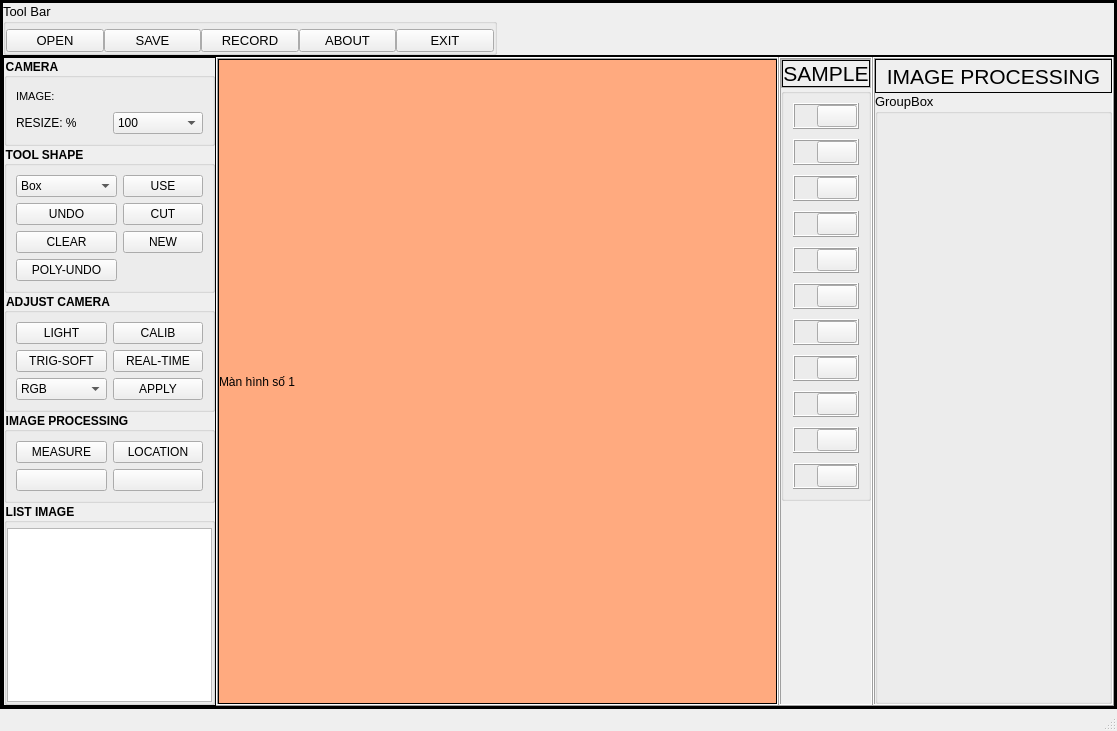
First picture: the form in src/pyqt5_ui/gui.ui, repository BingKeyelse/Computer-Vision-Tools, before the edit.
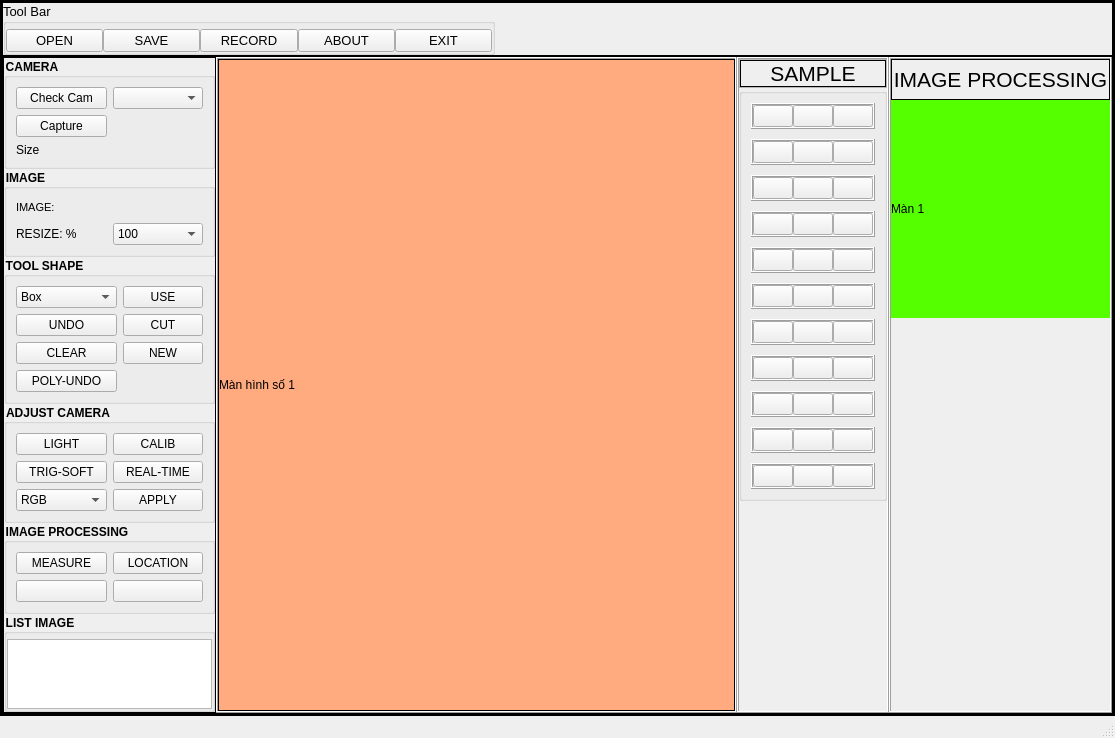
Second picture: the form after the edit. Icons and pictures are not drawn.

Commit message: Đã gần hoàn thiện xong phần Sample bên hông và đang trong quá trình chỉ sửa phần còn lại, cái này marge với main cho Ken làm việc

Patch:
```diff
--- a/src/pyqt5_ui/gui.ui
+++ b/src/pyqt5_ui/gui.ui
@@ -6,8 +6,8 @@
    <rect>
     <x>0</x>
     <y>0</y>
-    <width>1117</width>
-    <height>731</height>
+    <width>1115</width>
+    <height>724</height>
    </rect>
   </property>
   <property name="windowTitle">
@@ -228,10 +228,43 @@
               <number>0</number>
              </property>
              <item>
-              <widget class="QGroupBox" name="groupBox_8">
+              <widget class="QGroupBox" name="groupBox_9">
                <property name="title">
                 <string>CAMERA</string>
                </property>
+               <layout class="QGridLayout" name="gridLayout_15">
+                <item row="1" column="1">
+                 <widget class="QPushButton" name="btn_check_cam">
+                  <property name="text">
+                   <string>Check Cam</string>
+                  </property>
+                 </widget>
+                </item>
+                <item row="3" column="1">
+                 <widget class="QLabel" name="lb_size_cam">
+                  <property name="text">
+                   <string>Size</string>
+                  </property>
+                 </widget>
+                </item>
+                <item row="2" column="1">
+                 <widget class="QPushButton" name="btn_capture_cam">
+                  <property name="text">
+                   <string>Capture</string>
+                  </property>
+                 </widget>
+                </item>
+                <item row="1" column="2">
+                 <widget class="QComboBox" name="btn_choose_cam"/>
+                </item>
+               </layout>
+              </widget>
+             </item>
+             <item>
+              <widget class="QGroupBox" name="groupBox_8">
+               <property name="title">
+                <string>IMAGE</string>
+               </property>
                <layout class="QGridLayout" name="gridLayout_6">
                 <property name="leftMargin">
                  <number>9</number>
@@ -1400,15 +1433,13 @@
                        <number>0</number>
                       </property>
                       <item>
-                       <widget class="QLabel" name="label_sample_1">
+                       <widget class="QPushButton" name="btn_stick_1">
                         <property name="text">
                          <string/>
                         </property>
-                        <property name="pixmap">
-                         <pixmap resource="resource_rc.qrc">:/icon/Icon/check_24dp_000000_FILL0_wght400_GRAD0_opsz24.png</pixmap>
-                        </property>
-                        <property name="scaledContents">
-                         <bool>true</bool>
+                        <property name="icon">
+                         <iconset resource="resource_rc.qrc">
+                          <normaloff>:/icon/Icon/check_24dp_000000_FILL0_wght400_GRAD0_opsz24.png</normaloff>:/icon/Icon/check_24dp_000000_FILL0_wght400_GRAD0_opsz24.png</iconset>
                         </property>
                        </widget>
                       </item>
@@ -1424,6 +1455,17 @@
                         </property>
                        </widget>
                       </item>
+                      <item>
+                       <widget class="QPushButton" name="btn_delete_1">
+                        <property name="text">
+                         <string/>
+                        </property>
+                        <property name="icon">
+                         <iconset resource="resource_rc.qrc">
+                          <normaloff>:/icon/Icon/delete_24dp_000000_FILL0_wght400_GRAD200_opsz24.png</normaloff>:/icon/Icon/delete_24dp_000000_FILL0_wght400_GRAD200_opsz24.png</iconset>
+                        </property>
+                       </widget>
+                      </item>
                      </layout>
                     </widget>
                    </item>
@@ -1452,15 +1494,13 @@
                        <number>0</number>
                       </property>
                       <item>
-                       <widget class="QLabel" name="label_sample_2">
+                       <widget class="QPushButton" name="btn_stick_2">
                         <property name="text">
                          <string/>
                         </property>
-                        <property name="pixmap">
-                         <pixmap resource="resource_rc.qrc">:/icon/Icon/check_24dp_000000_FILL0_wght400_GRAD0_opsz24.png</pixmap>
-                        </property>
-                        <property name="scaledContents">
-                         <bool>true</bool>
+                        <property name="icon">
+                         <iconset resource="resource_rc.qrc">
+                          <normaloff>:/icon/Icon/check_24dp_000000_FILL0_wght400_GRAD0_opsz24.png</normaloff>:/icon/Icon/check_24dp_000000_FILL0_wght400_GRAD0_opsz24.png</iconset>
                         </property>
                        </widget>
                       </item>
@@ -1476,6 +1516,17 @@
                         </property>
                        </widget>
                       </item>
+                      <item>
+                       <widget class="QPushButton" name="btn_delete_2">
+                        <property name="text">
+                         <string/>
+                        </property>
+                        <property name="icon">
+                         <iconset resource="resource_rc.qrc">
+                          <normaloff>:/icon/Icon/delete_24dp_000000_FILL0_wght400_GRAD200_opsz24.png</normaloff>:/icon/Icon/delete_24dp_000000_FILL0_wght400_GRAD200_opsz24.png</iconset>
+                        </property>
+                       </widget>
+                      </item>
                      </layout>
                     </widget>
                    </item>
@@ -1504,15 +1555,13 @@
                        <number>0</number>
                       </property>
                       <item>
-                       <widget class="QLabel" name="label_sample_3">
+                       <widget class="QPushButton" name="btn_stick_3">
                         <property name="text">
                          <string/>
                         </property>
-                        <property name="pixmap">
-                         <pixmap resource="resource_rc.qrc">:/icon/Icon/check_24dp_000000_FILL0_wght400_GRAD0_opsz24.png</pixmap>
-                        </property>
-                        <property name="scaledContents">
-                         <bool>true</bool>
+                        <property name="icon">
+                         <iconset resource="resource_rc.qrc">
+                          <normaloff>:/icon/Icon/check_24dp_000000_FILL0_wght400_GRAD0_opsz24.png</normaloff>:/icon/Icon/check_24dp_000000_FILL0_wght400_GRAD0_opsz24.png</iconset>
                         </property>
                        </widget>
                       </item>
@@ -1528,6 +1577,17 @@
                         </property>
                        </widget>
                       </item>
+                      <item>
+                       <widget class="QPushButton" name="btn_delete_3">
+                        <property name="text">
+                         <string/>
+                        </property>
+                        <property name="icon">
+                         <iconset resource="resource_rc.qrc">
+                          <normaloff>:/icon/Icon/delete_24dp_000000_FILL0_wght400_GRAD200_opsz24.png</normaloff>:/icon/Icon/delete_24dp_000000_FILL0_wght400_GRAD200_opsz24.png</iconset>
+                        </property>
+                       </widget>
+                      </item>
                      </layout>
                     </widget>
                    </item>
@@ -1556,15 +1616,13 @@
                        <number>0</number>
                       </property>
                       <item>
-                       <widget class="QLabel" name="label_sample_4">
+                       <widget class="QPushButton" name="btn_stick_4">
                         <property name="text">
                          <string/>
                         </property>
-                        <property name="pixmap">
-                         <pixmap resource="resource_rc.qrc">:/icon/Icon/check_24dp_000000_FILL0_wght400_GRAD0_opsz24.png</pixmap>
-                        </property>
-                        <property name="scaledContents">
-                         <bool>true</bool>
+                        <property name="icon">
+                         <iconset resource="resource_rc.qrc">
+                          <normaloff>:/icon/Icon/check_24dp_000000_FILL0_wght400_GRAD0_opsz24.png</normaloff>:/icon/Icon/check_24dp_000000_FILL0_wght400_GRAD0_opsz24.png</iconset>
                         </property>
                        </widget>
                       </item>
@@ -1580,6 +1638,17 @@
                         </property>
                        </widget>
                       </item>
+                      <item>
+                       <widget class="QPushButton" name="btn_delete_4">
+                        <property name="text">
+                         <string/>
+                        </property>
+                        <property name="icon">
+                         <iconset resource="resource_rc.qrc">
+                          <normaloff>:/icon/Icon/delete_24dp_000000_FILL0_wght400_GRAD200_opsz24.png</normaloff>:/icon/Icon/delete_24dp_000000_FILL0_wght400_GRAD200_opsz24.png</iconset>
+                        </property>
+                       </widget>
+                      </item>
                      </layout>
                     </widget>
                    </item>
@@ -1608,15 +1677,13 @@
                        <number>0</number>
                       </property>
                       <item>
-                       <widget class="QLabel" name="label_sample_5">
+                       <widget class="QPushButton" name="btn_stick_5">
                         <property name="text">
                          <string/>
                         </property>
-                        <property name="pixmap">
-                         <pixmap resource="resource_rc.qrc">:/icon/Icon/check_24dp_000000_FILL0_wght400_GRAD0_opsz24.png</pixmap>
-                        </property>
-                        <property name="scaledContents">
-                         <bool>true</bool>
+                        <property name="icon">
+                         <iconset resource="resource_rc.qrc">
+                          <normaloff>:/icon/Icon/check_24dp_000000_FILL0_wght400_GRAD0_opsz24.png</normaloff>:/icon/Icon/check_24dp_000000_FILL0_wght400_GRAD0_opsz24.png</iconset>
                         </property>
                        </widget>
                       </item>
@@ -1632,6 +1699,17 @@
                         </property>
                        </widget>
                       </item>
+                      <item>
+                       <widget class="QPushButton" name="btn_delete_5">
+                        <property name="text">
+                         <string/>
+                        </property>
+                        <property name="icon">
+                         <iconset resource="resource_rc.qrc">
+                          <normaloff>:/icon/Icon/delete_24dp_000000_FILL0_wght400_GRAD200_opsz24.png</normaloff>:/icon/Icon/delete_24dp_000000_FILL0_wght400_GRAD200_opsz24.png</iconset>
+                        </property>
+                       </widget>
+                      </item>
                      </layout>
                     </widget>
                    </item>
@@ -1660,15 +1738,13 @@
                        <number>0</number>
                       </property>
                       <item>
-                       <widget class="QLabel" name="label_sample_6">
+                       <widget class="QPushButton" name="btn_stick_6">
                         <property name="text">
                          <string/>
                         </property>
-                        <property name="pixmap">
-                         <pixmap resource="resource_rc.qrc">:/icon/Icon/check_24dp_000000_FILL0_wght400_GRAD0_opsz24.png</pixmap>
-                        </property>
-                        <property name="scaledContents">
-                         <bool>true</bool>
+                        <property name="icon">
+                         <iconset resource="resource_rc.qrc">
+                          <normaloff>:/icon/Icon/check_24dp_000000_FILL0_wght400_GRAD0_opsz24.png</normaloff>:/icon/Icon/check_24dp_000000_FILL0_wght400_GRAD0_opsz24.png</iconset>
                         </property>
                        </widget>
                       </item>
@@ -1684,6 +1760,17 @@
                         </property>
                        </widget>
                       </item>
+                      <item>
+                       <widget class="QPushButton" name="btn_delete_6">
+                        <property name="text">
+                         <string/>
+                        </property>
+                        <property name="icon">
+                         <iconset resource="resource_rc.qrc">
+                          <normaloff>:/icon/Icon/delete_24dp_000000_FILL0_wght400_GRAD200_opsz24.png</normaloff>:/icon/Icon/delete_24dp_000000_FILL0_wght400_GRAD200_opsz24.png</iconset>
+                        </property>
+                       </widget>
+                      </item>
                      </layout>
                     </widget>
                    </item>
@@ -1712,15 +1799,13 @@
                        <number>0</number>
                       </property>
                       <item>
-                       <widget class="QLabel" name="label_sample_7">
+                       <widget class="QPushButton" name="btn_stick_7">
                         <property name="text">
                          <string/>
                         </property>
-                        <property name="pixmap">
-                         <pixmap resource="resource_rc.qrc">:/icon/Icon/check_24dp_000000_FILL0_wght400_GRAD0_opsz24.png</pixmap>
-                        </property>
-                        <property name="scaledContents">
-                         <bool>true</bool>
+                        <property name="icon">
+                         <iconset resource="resource_rc.qrc">
+                          <normaloff>:/icon/Icon/check_24dp_000000_FILL0_wght400_GRAD0_opsz24.png</normaloff>:/icon/Icon/check_24dp_000000_FILL0_wght400_GRAD0_opsz24.png</iconset>
                         </property>
                        </widget>
                       </item>
@@ -1736,6 +1821,17 @@
                         </property>
                        </widget>
                       </item>
+                      <item>
+                       <widget class="QPushButton" name="btn_delete_7">
+                        <property name="text">
+                         <string/>
+                        </property>
+                        <property name="icon">
+                         <iconset resource="resource_rc.qrc">
+                          <normaloff>:/icon/Icon/delete_24dp_000000_FILL0_wght400_GRAD200_opsz24.png</normaloff>:/icon/Icon/delete_24dp_000000_FILL0_wght400_GRAD200_opsz24.png</iconset>
+                        </property>
+                       </widget>
+                      </item>
                      </layout>
                     </widget>
                    </item>
@@ -1764,15 +1860,13 @@
                        <number>0</number>
                       </property>
                       <item>
-                       <widget class="QLabel" name="label_sample_8">
+                       <widget class="QPushButton" name="btn_stick_8">
                         <property name="text">
                          <string/>
                         </property>
-                        <property name="pixmap">
-                         <pixmap resource="resource_rc.qrc">:/icon/Icon/check_24dp_000000_FILL0_wght400_GRAD0_opsz24.png</pixmap>
-                        </property>
-                        <property name="scaledContents">
-                         <bool>true</bool>
+                        <property name="icon">
+                         <iconset resource="resource_rc.qrc">
+                          <normaloff>:/icon/Icon/check_24dp_000000_FILL0_wght400_GRAD0_opsz24.png</normaloff>:/icon/Icon/check_24dp_000000_FILL0_wght400_GRAD0_opsz24.png</iconset>
                         </property>
                        </widget>
                       </item>
@@ -1788,6 +1882,17 @@
                         </property>
                        </widget>
                       </item>
+                      <item>
+                       <widget class="QPushButton" name="btn_delete_8">
+                        <property name="text">
+                         <string/>
+                        </property>
+                        <property name="icon">
+                         <iconset resource="resource_rc.qrc">
+                          <normaloff>:/icon/Icon/delete_24dp_000000_FILL0_wght400_GRAD200_opsz24.png</normaloff>:/icon/Icon/delete_24dp_000000_FILL0_wght400_GRAD200_opsz24.png</iconset>
+                        </property>
+                       </widget>
+                      </item>
                      </layout>
                     </widget>
                    </item>
@@ -1816,15 +1921,13 @@
                        <number>0</number>
                       </property>
                       <item>
-                       <widget class="QLabel" name="label_sample_9">
+                       <widget class="QPushButton" name="btn_stick_9">
                         <property name="text">
                          <string/>
                         </property>
-                        <property name="pixmap">
-                         <pixmap resource="resource_rc.qrc">:/icon/Icon/check_24dp_000000_FILL0_wght400_GRAD0_opsz24.png</pixmap>
-                        </property>
-                        <property name="scaledContents">
-                         <bool>true</bool>
+                        <property name="icon">
+                         <iconset resource="resource_rc.qrc">
+                          <normaloff>:/icon/Icon/check_24dp_000000_FILL0_wght400_GRAD0_opsz24.png</normaloff>:/icon/Icon/check_24dp_000000_FILL0_wght400_GRAD0_opsz24.png</iconset>
                         </property>
                        </widget>
                       </item>
@@ -1840,6 +1943,17 @@
                         </property>
                        </widget>
                       </item>
+                      <item>
+                       <widget class="QPushButton" name="btn_delete_9">
+                        <property name="text">
+                         <string/>
+                        </property>
+                        <property name="icon">
+                         <iconset resource="resource_rc.qrc">
+                          <normaloff>:/icon/Icon/delete_24dp_000000_FILL0_wght400_GRAD200_opsz24.png</normaloff>:/icon/Icon/delete_24dp_000000_FILL0_wght400_GRAD200_opsz24.png</iconset>
+                        </property>
+                       </widget>
+                      </item>
                      </layout>
                     </widget>
                    </item>
@@ -1868,15 +1982,13 @@
                        <number>0</number>
                       </property>
                       <item>
-                       <widget class="QLabel" name="label_sample_10">
+                       <widget class="QPushButton" name="btn_stick_10">
                         <property name="text">
                          <string/>
                         </property>
-                        <property name="pixmap">
-                         <pixmap resource="resource_rc.qrc">:/icon/Icon/check_24dp_000000_FILL0_wght400_GRAD0_opsz24.png</pixmap>
-                        </property>
-                        <property name="scaledContents">
-                         <bool>true</bool>
+                        <property name="icon">
+                         <iconset resource="resource_rc.qrc">
+                          <normaloff>:/icon/Icon/check_24dp_000000_FILL0_wght400_GRAD0_opsz24.png</normaloff>:/icon/Icon/check_24dp_000000_FILL0_wght400_GRAD0_opsz24.png</iconset>
                         </property>
                        </widget>
                       </item>
@@ -1892,6 +2004,17 @@
                         </property>
                        </widget>
                       </item>
+                      <item>
+                       <widget class="QPushButton" name="btn_delete_10">
+                        <property name="text">
+                         <string/>
+                        </property>
+                        <property name="icon">
+                         <iconset resource="resource_rc.qrc">
+                          <normaloff>:/icon/Icon/delete_24dp_000000_FILL0_wght400_GRAD200_opsz24.png</normaloff>:/icon/Icon/delete_24dp_000000_FILL0_wght400_GRAD200_opsz24.png</iconset>
+                        </property>
+                       </widget>
+                      </item>
                      </layout>
                     </widget>
                    </item>
@@ -1920,15 +2043,13 @@
                        <number>0</number>
                       </property>
                       <item>
-                       <widget class="QLabel" name="label_sample_11">
+                       <widget class="QPushButton" name="btn_stick_11">
                         <property name="text">
                          <string/>
                         </property>
-                        <property name="pixmap">
-                         <pixmap resource="resource_rc.qrc">:/icon/Icon/check_24dp_000000_FILL0_wght400_GRAD0_opsz24.png</pixmap>
-                        </property>
-                        <property name="scaledContents">
-                         <bool>true</bool>
+                        <property name="icon">
+                         <iconset resource="resource_rc.qrc">
+                          <normaloff>:/icon/Icon/check_24dp_000000_FILL0_wght400_GRAD0_opsz24.png</normaloff>:/icon/Icon/check_24dp_000000_FILL0_wght400_GRAD0_opsz24.png</iconset>
                         </property>
                        </widget>
                       </item>
@@ -1944,6 +2065,17 @@
                         </property>
                        </widget>
                       </item>
+                      <item>
+                       <widget class="QPushButton" name="btn_delete_11">
+                        <property name="text">
+                         <string/>
+                        </property>
+                        <property name="icon">
+                         <iconset resource="resource_rc.qrc">
+                          <normaloff>:/icon/Icon/delete_24dp_000000_FILL0_wght400_GRAD200_opsz24.png</normaloff>:/icon/Icon/delete_24dp_000000_FILL0_wght400_GRAD200_opsz24.png</iconset>
+                        </property>
+                       </widget>
+                      </item>
                      </layout>
                     </widget>
                    </item>
@@ -1983,7 +2115,7 @@
             <property name="frameShadow">
              <enum>QFrame::Raised</enum>
             </property>
-            <layout class="QVBoxLayout" name="verticalLayout_3" stretch="1,18">
+            <layout class="QVBoxLayout" name="verticalLayout_3" stretch="1,15">
              <property name="spacing">
               <number>0</number>
              </property>
@@ -2024,15 +2156,96 @@
               </widget>
              </item>
              <item>
-              <widget class="QGroupBox" name="groupBox_7">
+              <widget class="QStackedWidget" name="stackedWidget_7">
                <property name="font">
                 <font>
                  <pointsize>10</pointsize>
                 </font>
                </property>
-               <property name="title">
-                <string>GroupBox</string>
+               <property name="currentIndex">
+                <number>0</number>
                </property>
+               <widget class="QWidget" name="page_detail_sample" native="true">
+                <layout class="QGridLayout" name="gridLayout_16" rowstretch="10,18">
+                 <property name="leftMargin">
+                  <number>0</number>
+                 </property>
+                 <property name="topMargin">
+                  <number>0</number>
+                 </property>
+                 <property name="rightMargin">
+                  <number>0</number>
+                 </property>
+                 <property name="bottomMargin">
+                  <number>0</number>
+                 </property>
+                 <property name="spacing">
+                  <number>0</number>
+                 </property>
+                 <item row="1" column="0">
+                  <spacer name="verticalSpacer_2">
+                   <property name="orientation">
+                    <enum>Qt::Vertical</enum>
+                   </property>
+                   <property name="sizeHint" stdset="0">
+                    <size>
+                     <width>20</width>
+                     <height>40</height>
+                    </size>
+                   </property>
+                  </spacer>
+                 </item>
+                 <item row="0" column="0">
+                  <widget class="QWidget" name="widget_2" native="true">
+                   <layout class="QGridLayout" name="gridLayout_17">
+                    <property name="leftMargin">
+                     <number>0</number>
+                    </property>
+                    <property name="topMargin">
+                     <number>0</number>
+                    </property>
+                    <property name="rightMargin">
+                     <number>0</number>
+                    </property>
+                    <property name="bottomMargin">
+                     <number>0</number>
+                    </property>
+                    <property name="spacing">
+                     <number>0</number>
+                    </property>
+                    <item row="0" column="0">
+                     <widget class="QLabel" name="label_5">
+                      <property name="styleSheet">
+                       <string notr="true">background-color: rgb(85, 255, 0);</string>
+                      </property>
+                      <property name="text">
+                       <string>Màn 1</string>
+                      </property>
+                     </widget>
+                    </item>
+                   </layout>
+                  </widget>
+                 </item>
+                </layout>
+               </widget>
+               <widget class="QWidget" name="page">
+                <widget class="QLabel" name="label_4">
+                 <property name="geometry">
+                  <rect>
+                   <x>70</x>
+                   <y>150</y>
+                   <width>111</width>
+                   <height>111</height>
+                  </rect>
+                 </property>
+                 <property name="styleSheet">
+                  <string notr="true">background-color: rgb(85, 255, 0);</string>
+                 </property>
+                 <property name="text">
+                  <string>Màn 2</string>
+                 </property>
+                </widget>
+               </widget>
               </widget>
              </item>
             </layout>
```
The commit also changes 9 other files.
